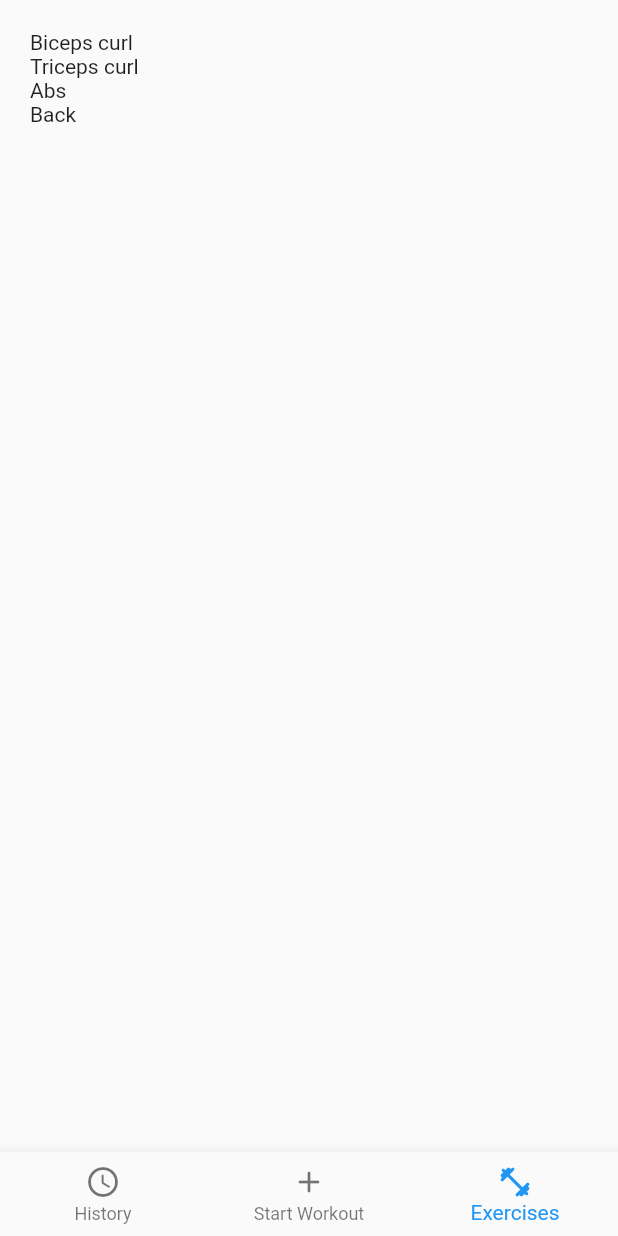
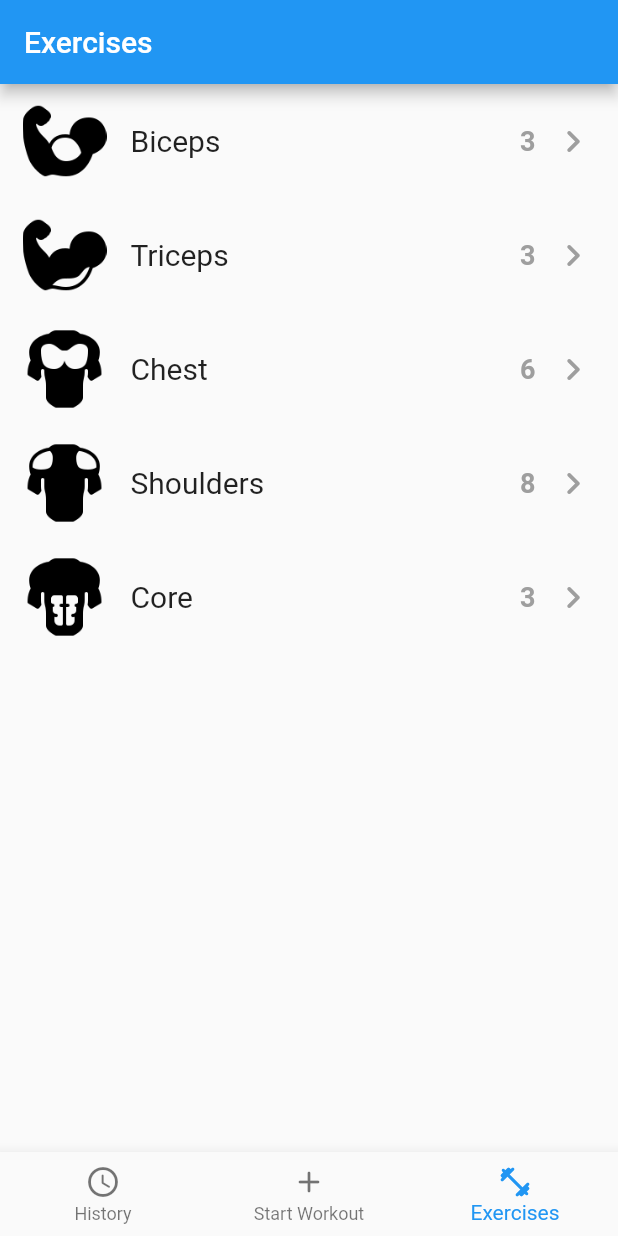
Before and after one commit to vitalikmordak/gym_tracker, a Flutter app: the screen it shows after launch, item 3 of the bottom bar chosen, on a phone screen of 412 x 824 dp. Run offline on Flutter 3.47's test engine with Material 2 defaults, Android fonts, the phone set to English and light mode, and no system bars.

Commit message:
add logic to render exercises and categories

```diff
--- a/lib/screens/exercises_page.dart
+++ b/lib/screens/exercises_page.dart
@@ -1,23 +1,105 @@
 import 'package:flutter/material.dart';
+import 'package:gym_tracker/screens/current_workout_bottom_sheet_page.dart';
+import 'package:gym_tracker/screens/exercise_category_page.dart';
+import 'package:gym_tracker/storage/in_memory_storage.dart';
+import 'package:gym_tracker/vo/excercise.dart';
 
 class ExercisesPage extends StatefulWidget {
-  const ExercisesPage({Key? key}) : super(key: key);
+  const ExercisesPage({Key? key, this.selectExercise = false})
+      : super(key: key);
+
+  final bool selectExercise;
 
   @override
   State<ExercisesPage> createState() => _ExercisesPageState();
 }
 
 class _ExercisesPageState extends State<ExercisesPage> {
+  Map<String, int> selectedExerciseNumberPerCategory = {};
+  List<String> _selectedExercises = [];
+
+  InMemoryStorage storage = InMemoryStorage();
+
   @override
   Widget build(BuildContext context) {
-    return ListView(
-      padding: EdgeInsets.all(20.0),
-      children: [
-        Text('Biceps curl'),
-        Text('Triceps curl'),
-        Text('Abs'),
-        Text('Back'),
-      ],
+    return Scaffold(
+      appBar: AppBar(
+        title: Text('Exercises'),
+      ),
+      floatingActionButton: Visibility(
+        visible: widget.selectExercise,
+        child: ElevatedButton.icon(
+            style: ElevatedButton.styleFrom(
+                padding:
+                    EdgeInsets.symmetric(horizontal: 50.0, vertical: 10.0)),
+            icon: Icon(Icons.keyboard_backspace_rounded),
+            label: Text(
+                'Select: ${selectedExerciseNumberPerCategory.values.fold(0, (a, b) => a + b)}'),
+            onPressed: () {
+              Navigator.pop(context, _selectedExercises);
+            }),
+      ),
+      floatingActionButtonLocation: FloatingActionButtonLocation.startFloat,
+      body: ListView.builder(
+          itemCount: storage.categories.length,
+          itemBuilder: (context, index) {
+            String _categoryName = storage.categories[index].categoryName;
+            AssetImage _categoryIcon = storage.categories[index].categoryIcon;
+            List<Exercise> _categoryExercises =
+                storage.categories[index].exercises;
+            return ListTile(
+              contentPadding:
+                  EdgeInsets.symmetric(horizontal: 15.0, vertical: 10.0),
+              title: Text(_categoryName, style: TextStyle(fontSize: 20.0)),
+              leading: Image(height: 100, image: _categoryIcon),
+              trailing: Row(
+                mainAxisSize: MainAxisSize.min,
+                children: [
+                  Text(
+                      !selectedExerciseNumberPerCategory
+                              .containsKey(_categoryName)
+                          ? '${_categoryExercises.length}'
+                          : 'Selected: ${selectedExerciseNumberPerCategory[_categoryName]}',
+                      style: TextStyle(
+                          color: Colors.grey,
+                          fontSize: 18.0,
+                          fontWeight: FontWeight.w700)),
+                  SizedBox(
+                    width: 10.0,
+                  ),
+                  Icon(
+                    Icons.chevron_right_rounded,
+                    color: Colors.grey,
+                    size: 30.0,
+                  ),
+                ],
+              ),
+              onTap: () async {
+                List<String>? selectedExercises = await Navigator.push(
+                    context,
+                    MaterialPageRoute(
+                        //todo: propagate selected if exist to ExerciseCategoryPage to have select/unselect ability
+                        builder: (context) => ExerciseCategoryPage(
+                              categoryIcon: _categoryIcon,
+                              selectExercise: widget.selectExercise,
+                              categoryExercises: _categoryExercises
+                                  .map((e) => e.name)
+                                  .toList(), //todo: change List<string> to List<Exercise>
+                            )));
+                if (selectedExercises != null && selectedExercises.isNotEmpty) {
+                  setState(() {
+                    selectedExerciseNumberPerCategory[_categoryName] =
+                        selectedExercises.length;
+                    _selectedExercises.addAll(selectedExercises);
+                  });
+                } else {
+                  setState(() {
+                    selectedExerciseNumberPerCategory.remove(_categoryName);
+                  });
+                }
+              },
+            );
+          }),
     );
   }
 }
--- /dev/null
+++ b/lib/storage/in_memory_storage.dart
@@ -0,0 +1,66 @@
+import 'package:flutter/material.dart';
+import 'package:gym_tracker/vo/excercise.dart';
+import 'package:gym_tracker/vo/excercise_category.dart';
+
+class InMemoryStorage {
+  final List<Exercise> bicepExercises = [
+    Exercise('Bicep Curl (Barbell)'),
+    Exercise('Bicep Curl (Dumbbell)'),
+    Exercise('Bicep Curl (Cable)'),
+  ];
+
+  final List<Exercise> tricepsExercises = [
+    Exercise('Triceps Extension (Barbell)'),
+    Exercise('Triceps Extension (Dumbbell)'),
+    Exercise('Triceps Extension (Cable)'),
+  ];
+
+  final List<Exercise> chestExercises = [
+    Exercise('Bench Press (Barbell)'),
+    Exercise('Bench Press (Dumbbell)'),
+    Exercise('Chest Fly'),
+    Exercise('Chest Fly (Dumbbell)'),
+    Exercise('Incline Bench Press (Barbell)'),
+    Exercise('Incline Bench Press (Dumbbell)'),
+  ];
+
+  final List<Exercise> shoulderExercises = [
+    Exercise('Arnold Press (Dumbbell)'),
+    Exercise('Face Pull (Cable)'),
+    Exercise('Lateral Raise (Dumbbell)'),
+    Exercise('Lateral Raise (Machine)'),
+    Exercise('Overhead Press (Barbell)'),
+    Exercise('Overhead Press (Dumbbell)'),
+    Exercise('Reverse Fly (Dumbbell)'),
+    Exercise('Shoulder Press (Machine)'),
+  ];
+
+  final List<Exercise> coreExercises = [
+    Exercise('Crunch'),
+    Exercise('Crunch (Machine)'),
+    Exercise('Hanging Knee Raise'),
+  ];
+
+
+  List<ExerciseCategory> categories = [];
+
+  InMemoryStorage() {
+    categories.add(ExerciseCategory(categoryName: 'Biceps',
+        exercises: bicepExercises,
+        categoryIcon: AssetImage('assets/exercise_icons/icons8-biceps-100.png')));
+    categories.add(ExerciseCategory(categoryName: 'Triceps',
+        exercises: tricepsExercises,
+        categoryIcon: AssetImage('assets/exercise_icons/icons8-triceps-100.png')));
+
+    categories.add(ExerciseCategory(categoryName: 'Chest',
+        exercises: chestExercises,
+        categoryIcon: AssetImage('assets/exercise_icons/icons8-chest-100.png')));
+    categories.add(ExerciseCategory(categoryName: 'Shoulders',
+        exercises: shoulderExercises,
+        categoryIcon: AssetImage('assets/exercise_icons/icons8-shoulders-100.png')));
+    categories.add(ExerciseCategory(categoryName: 'Core',
+        exercises: coreExercises,
+        categoryIcon: AssetImage('assets/exercise_icons/icons8-prelum-100.png')));
+  }
+
+}
```
Also changed, not shown: lib/screens/exercise_category_page.dart (added, +78 -0 lines).
